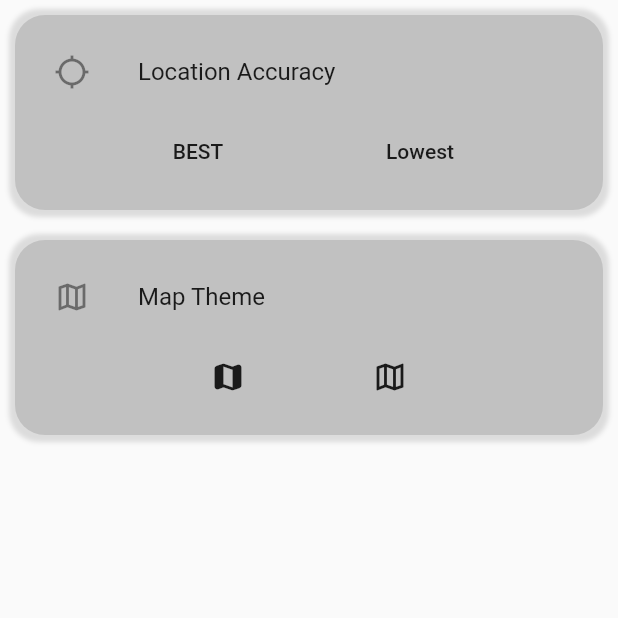
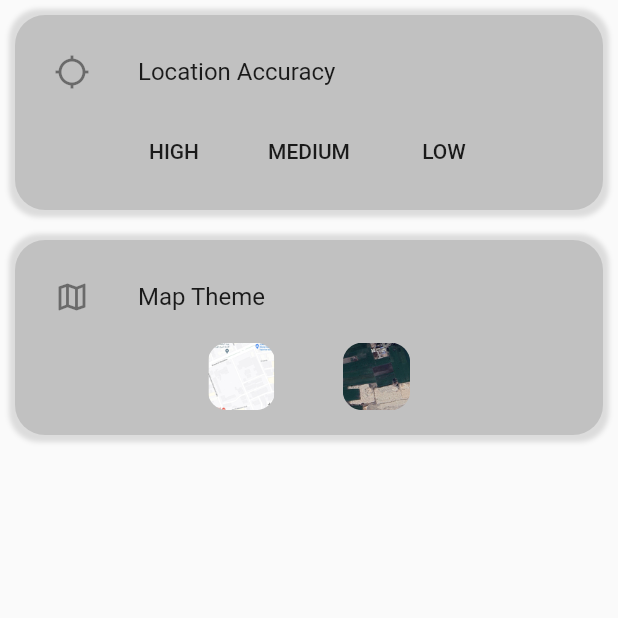
Before and after one commit to eslamKhalaf990/On-The-road, a Flutter app: the SettingsView screen opened directly, on a phone screen of 412 x 824 dp, the top half of it. Run offline on Flutter 3.47's test engine with Material 2 defaults, Android fonts, the phone set to English and light mode, and no system bars; our stand-ins replace camera, flutter_secure_storage, flutter_spinkit, geolocator, google_fonts, google_maps_flutter and 1 more; missing offline and left inert: flutter_pytorch; accounts and stored records are empty; network calls fail.

Commit message:
Updating UI

```diff
--- a/lib/constants/constants_on_map.dart
+++ b/lib/constants/constants_on_map.dart
@@ -14,7 +14,7 @@ class Constants{
   late BitmapDescriptor forbidden;
 
 
-  late Color activeColor = Colors.grey;
+  late Color activeColor = Colors.white;
   var icons = [
     "Stop Sign",
     "Traffic Light",
--- a/lib/detection_model/RunModelByCameraDemo.dart
+++ b/lib/detection_model/RunModelByCameraDemo.dart
@@ -22,10 +22,6 @@ class _RunModelByCameraDemoState extends State<RunModelByCameraDemo> {
   Widget build(BuildContext context) {
     return Scaffold(
       key: scaffoldKey,
-      backgroundColor: Colors.black,
-      appBar: AppBar(
-        title: const Text('Camera Detection'),
-      ),
       body: Stack(
         children: <Widget>[
           // Camera View
--- a/lib/model/settings.dart
+++ b/lib/model/settings.dart
@@ -15,8 +15,8 @@ class SettingsModel extends ChangeNotifier{
     Icons.map_outlined,
   ];
   List<List>options = [
-    ["BEST", "Lowest"],
-    [Icons.map_rounded, Icons.map_outlined],
+    ["HIGH", "MEDIUM", "LOW"],
+    [const AssetImage("images/ic_launcher.png"), const AssetImage("images/ic_launcher_color.png")],
   ];
 
   setLocationAccuracy(LocationAccuracy accuracy){
--- a/lib/view/home_view/widgets/app_bar.dart
+++ b/lib/view/home_view/widgets/app_bar.dart
@@ -18,7 +18,8 @@ class HomeAppBar extends StatelessWidget {
               blurRadius: 2,
               offset: Offset(0, 0.1), // changes position of shadow
             ),
-          ]),
+          ],
+      ),
       height: 70,
       margin: const EdgeInsets.only(left: 2, right: 2, top: 3, bottom: 3),
       child: ClipRRect(
--- a/lib/view/settings/settings.dart
+++ b/lib/view/settings/settings.dart
@@ -47,29 +47,38 @@ class SettingsView extends StatelessWidget {
                           itemBuilder: (BuildContext ctx, k) {
                             return Container(
                               margin:
-                                  const EdgeInsets.only(right: 30, left: 30),
+                                  const EdgeInsets.only(right: 1, left: 1),
                               child: Row(
                                 children: [
                                   settingsModel.options[index][k] is String
-                                      ? MaterialButton(onPressed: () {  },
+                                      ? MaterialButton(onPressed: () {
+                                    print(settingsModel.options[index].length,);
+                                    if(index == 0 && k==0){
+                                      settingsModel.locationAccuracy = LocationAccuracy.bestForNavigation;
+                                    }
+                                    else if(index == 0 && k==1){
+                                      settingsModel.locationAccuracy = LocationAccuracy.lowest;
+                                    }
+                                  },
                                       child: Text(settingsModel.options[index][k]))
-                                      : IconButton(
+                                      : MaterialButton(
                                           onPressed: () {
-                                            if(index == 0 && k==0){
-                                              settingsModel.locationAccuracy = LocationAccuracy.bestForNavigation;
+                                            if(index == 1 && k==0){
+                                              settingsModel.mapTheme = MapType.normal;
                                             }
-                                            else if(index == 0 && k==1){
-                                              settingsModel.locationAccuracy = LocationAccuracy.lowest;
-                                            }
-                                            else if(index == 1 && k==0){
+                                            else if(index == 1 && k==1){
+
                                               settingsModel.mapTheme = MapType.satellite;
                                             }
-                                            else if(index == 1 && k==1){
-                                              settingsModel.mapTheme = MapType.normal;
-                                            }
                                           },
-                                          icon: Icon(
-                                              settingsModel.options[index][k]),
+                                          child: ClipRRect(
+                                            borderRadius: const BorderRadius.all(
+                                              Radius.circular(13),
+                                            ),
+                                            child: Image(
+                                              height: 45,
+                                              image: settingsModel.options[index][k],),
+                                          ),
                                         ),
                                 ],
                               ),
--- a/lib/view/sign_in_view/loading_sign_in.dart
+++ b/lib/view/sign_in_view/loading_sign_in.dart
@@ -36,6 +36,7 @@ class _LoadingSignInState extends State<LoadingSignIn> {
         }));
   }
   pushToHome(User user){
+    constants.customizeBitmap();
     Provider.of<User>(context, listen: false).updateUser(user);
     print(Provider.of<User>(context, listen: false).email);
 
@@ -43,7 +44,7 @@ class _LoadingSignInState extends State<LoadingSignIn> {
       context,
       MaterialPageRoute(
         builder: (context) {
-          return const Home();
+          return Home();
         },
       ),
     );
--- a/pubspec.yaml
+++ b/pubspec.yaml
@@ -38,8 +38,7 @@ dependencies:
   flutter_polyline_points: ^1.0.0
   flutter_secure_storage: ^8.0.0
   provider: ^6.0.5
-
-  camera: ^0.9.8+1
+  camera: ^0.10.5+2
   flutter_pytorch:
   flutter:
     sdk: flutter
```
Also changed, not shown: lib/Services/position_stream.dart (+7 -5 lines), lib/detection_model/ui/camera_view.dart (+10 -6 lines), lib/main.dart (+0 -27 lines), lib/view/home_view/home.dart (+44 -44 lines), lib/view/home_view/mapForEdit.dart (deleted, +0 -61 lines), lib/view/user_view/Profile.dart (+4 -4 lines), images/ic_launcher.png (added), images/ic_launcher_color.png (added), pubspec.lock, 1 other file.
